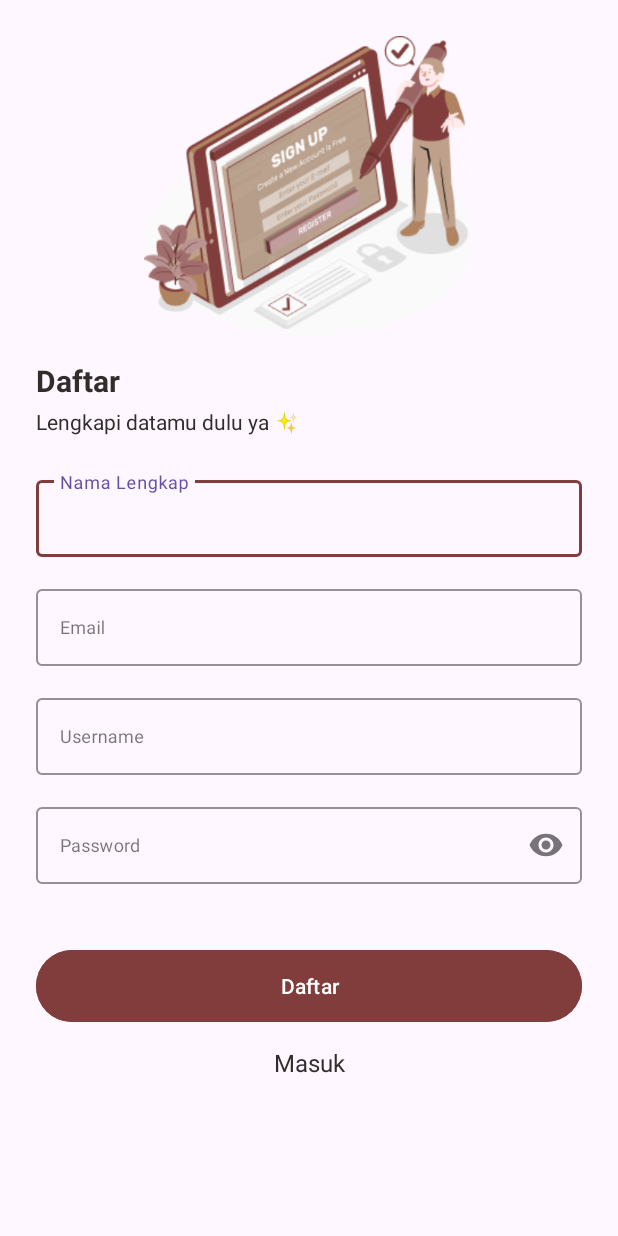
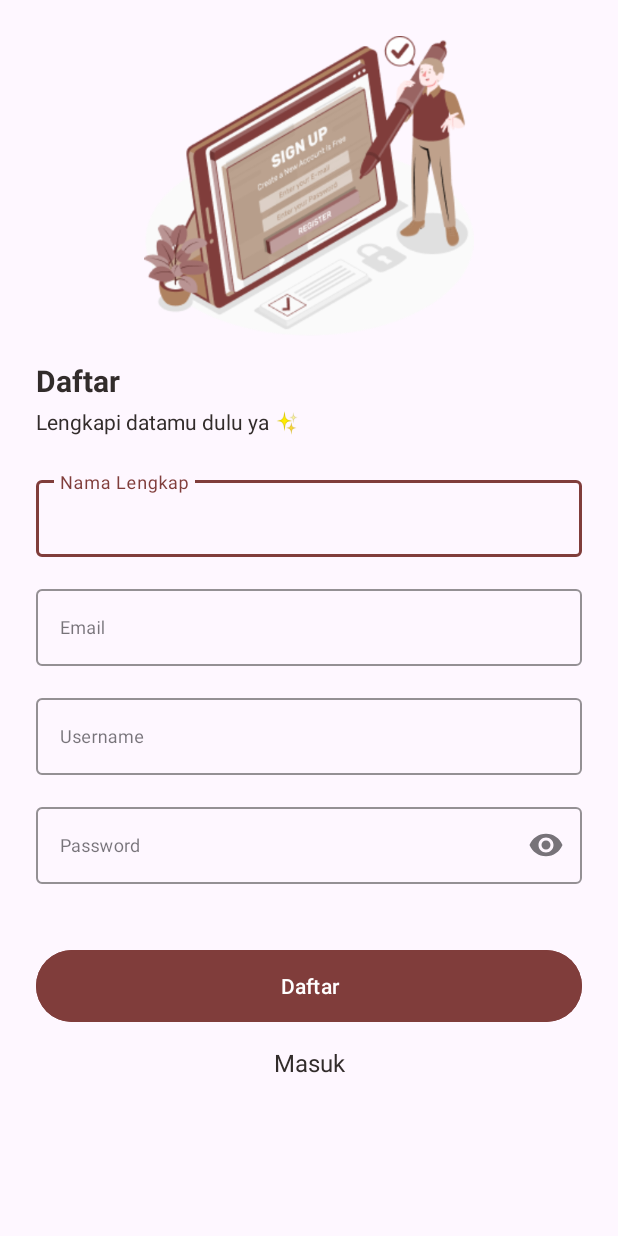
Before and after one commit to KoPintar/android_kopintar, an Android app: the screen it shows after launch (RegisterActivity), after a tap on "Daftar", on a phone screen of 412 x 824 dp. Run offline under Robolectric (Android 15) with nearby library versions, the phone set to English and light mode, and no system bars; network calls fail; 2 other taps on this screen came first.

Commit message:
change color theme to primary theme

```diff
--- a/app/src/main/res/values/themes.xml
+++ b/app/src/main/res/values/themes.xml
@@ -2,7 +2,7 @@
     <!-- Base application theme. -->
     <style name="Base.Theme.KopintarAndroid" parent="Theme.Material3.DayNight.NoActionBar">
         <!-- Customize your light theme here. -->
-        <!-- <item name="colorPrimary">@color/my_light_primary</item> -->
+         <item name="colorPrimary">@color/primary</item>
     </style>
 
     <style name="Theme.KopintarAndroid" parent="Base.Theme.KopintarAndroid" />
```
